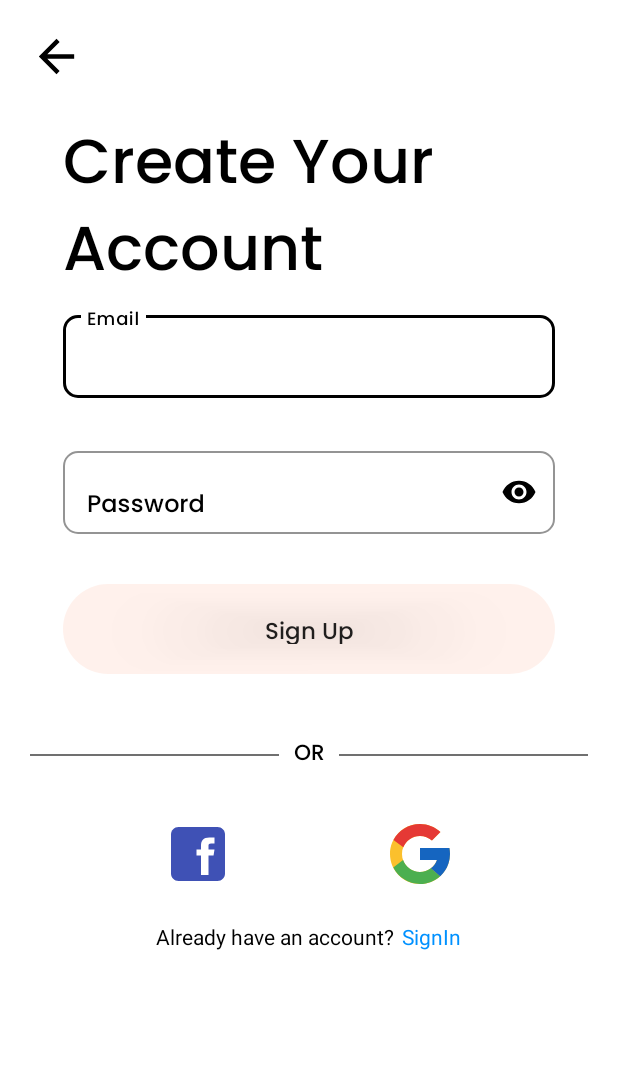
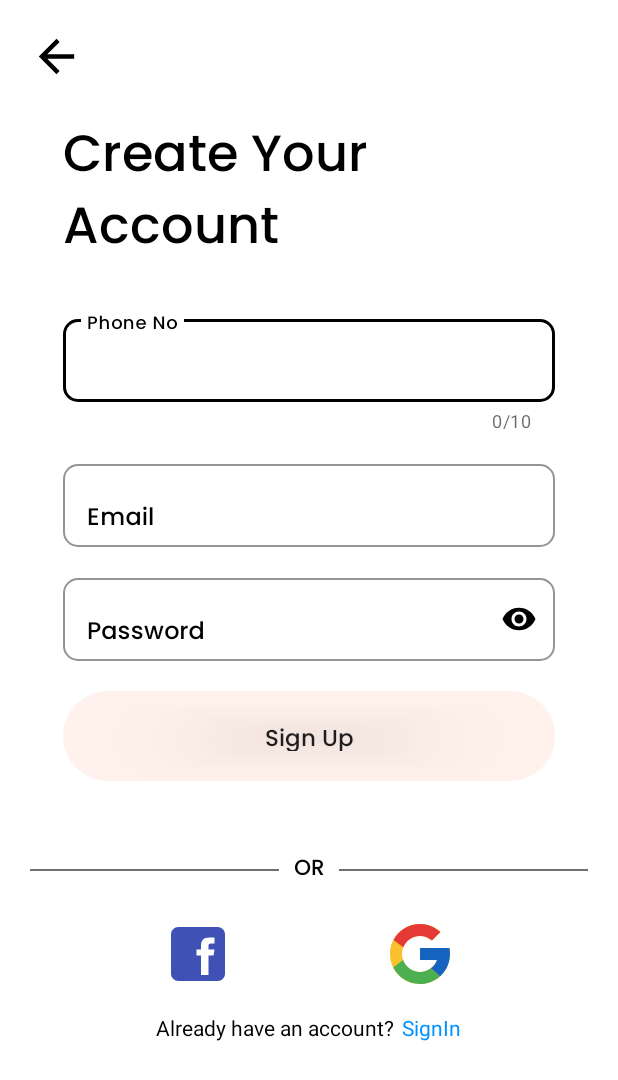
Before and after one commit to Rekt-Cat/Posito-Cabs, an Android app: the SignupActivity screen opened directly, with no data from a screen before it, on a phone screen of 412 x 824 dp. Shown: the top 1080 px of the screen. Run offline under Robolectric (Android 15) with nearby library versions, the phone set to English and light mode, and no system bars; our stand-ins replace Firebase (no records; nobody signed in at launch, a user with empty details on screens opened directly).

Commit message:
layout_change-hehe

```diff
--- a/app/src/main/res/layout/activity_signup.xml
+++ b/app/src/main/res/layout/activity_signup.xml
@@ -33,13 +33,43 @@
             android:fontFamily="@font/poppins_medium"
             android:text="Create Your Account"
             android:textColor="#000000"
-            android:textSize="41sp" />
+            android:textSize="34sp" />
+
+        <com.google.android.material.textfield.TextInputLayout
+            android:id="@+id/phone_no_signUp"
+            android:layout_width="match_parent"
+            android:layout_height="wrap_content"
+            android:layout_marginTop="25dp"
+            android:hint="Phone No"
+            app:counterEnabled="true"
+            app:counterMaxLength="10"
+            app:prefixText="+91 "
+            android:textColor="#000000"
+            android:textColorHint="#000000"
+            app:boxBackgroundMode="outline"
+            app:boxCornerRadiusBottomEnd="10dp"
+            app:boxCornerRadiusBottomStart="10dp"
+            app:boxCornerRadiusTopEnd="10dp"
+            app:boxCornerRadiusTopStart="10dp"
+            app:boxStrokeColor="@color/black"
+            app:hintTextColor="@color/black"
+            app:boxBackgroundColor="@android:color/transparent"
+            android:background="@android:color/transparent">
+
+            <com.google.android.material.textfield.TextInputEditText
+                android:id="@+id/phone_no_edit_text"
+                android:layout_width="match_parent"
+                android:layout_height="55dp"
+                android:fontFamily="@font/poppins_medium"
+                android:inputType="number"
+                android:textColor="#000000" />
+        </com.google.android.material.textfield.TextInputLayout>
 
         <com.google.android.material.textfield.TextInputLayout
             android:id="@+id/mail_signUp"
             android:layout_width="match_parent"
             android:layout_height="wrap_content"
-            android:layout_marginBottom="30dp"
+            android:layout_marginTop="15dp"
             android:hint="Email"
             android:textColor="#000000"
             android:textColorHint="#000000"
@@ -65,7 +95,7 @@
             android:id="@+id/password_signUp"
             android:layout_width="match_parent"
             android:layout_height="wrap_content"
-            android:layout_marginBottom="10dp"
+            android:layout_marginTop="15dp"
             android:hint="Password"
             android:textColorHint="#000000"
             android:transitionName="pass"
@@ -90,12 +120,14 @@
         </com.google.android.material.textfield.TextInputLayout>
 
 
+
+
         <androidx.appcompat.widget.AppCompatButton
             android:id="@+id/signUp"
             android:layout_width="match_parent"
             android:layout_height="60dp"
             android:layout_gravity="center"
-            android:layout_marginTop="23dp"
+            android:layout_marginTop="20dp"
             android:background="@drawable/buttoncolourbg"
             android:fontFamily="@font/poppins_medium"
             android:padding="20dp"
@@ -108,8 +140,7 @@
     <LinearLayout
         android:layout_width="match_parent"
         android:layout_height="wrap_content"
-        android:layout_marginTop="20dp"
-        android:layout_marginBottom="30dp"
+        android:layout_marginTop="25dp"
         android:orientation="horizontal">
 
         <View
@@ -143,7 +174,8 @@
     <LinearLayout
         android:layout_width="match_parent"
         android:layout_height="wrap_content"
-        android:gravity="center">
+        android:gravity="center"
+        android:layout_marginTop="20dp">
 
         <ImageView
             android:id="@+id/facebook_logIn"
@@ -165,7 +197,7 @@
         android:layout_height="wrap_content"
         android:orientation="horizontal"
         android:layout_gravity="center"
-        android:layout_marginTop="21dp">
+        android:layout_marginTop="15dp">
 
         <TextView
             android:layout_width="wrap_content"
```
Also changed, not shown: app/src/main/res/layout/activity_log_in.xml (+9 -7 lines), app/src/main/res/layout/activity_sign_in_screen.xml (+7 -7 lines).
